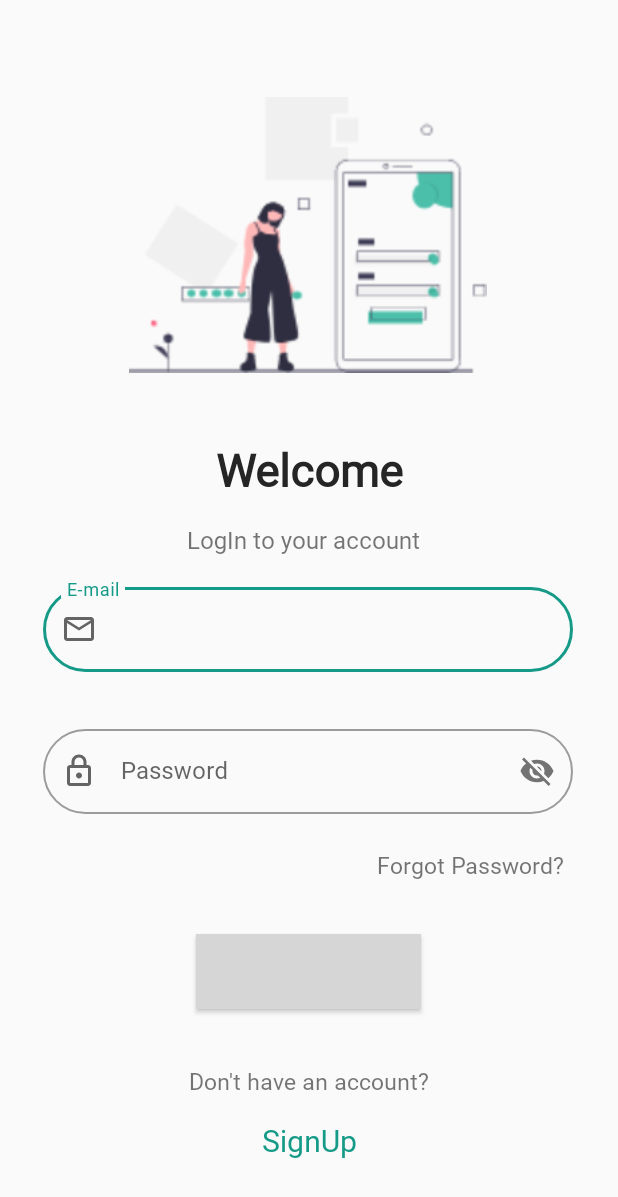
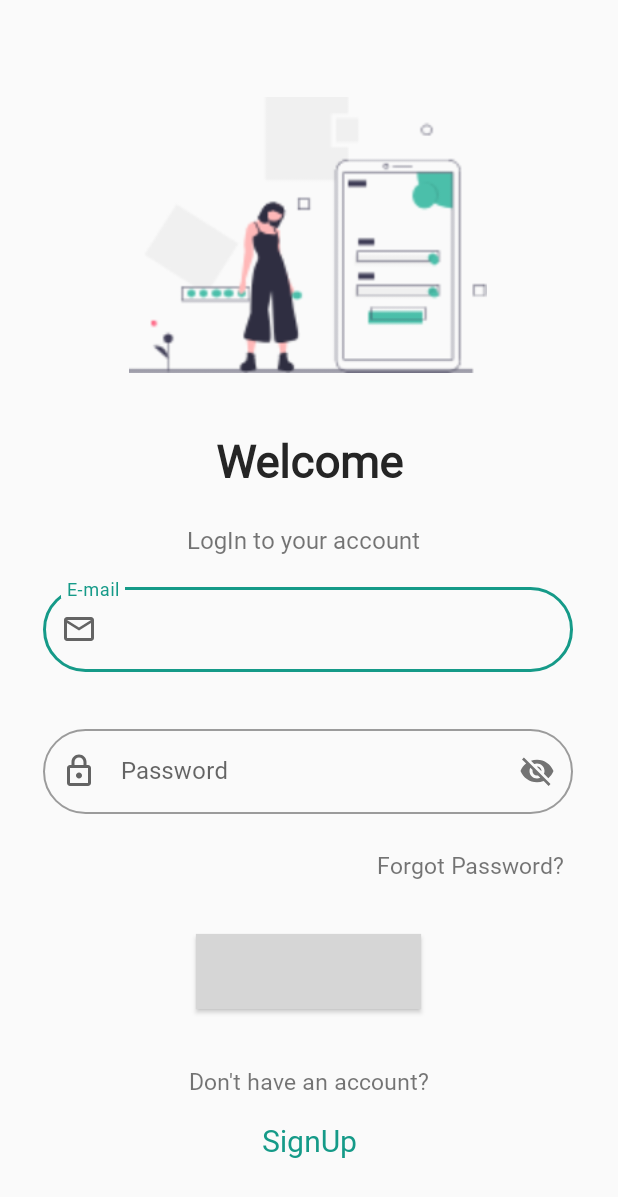
Before and after one commit to isahilgupta1306/floxum_mobile, an Android app: the newLoginPage screen opened directly, with no data from a screen before it, on a phone screen of 412 x 824 dp. Shown: the top 1197 px of the screen. Run offline under Robolectric (Android 15) with nearby library versions, the phone set to English and light mode, and no system bars; grey boxes are pictures that could not be loaded.

Commit message:
New login Page by Deepak's design 1

```diff
--- a/app/src/main/res/layout/activity_new_login_page.xml
+++ b/app/src/main/res/layout/activity_new_login_page.xml
@@ -88,8 +88,8 @@
         app:layout_constraintBottom_toTopOf="@+id/login_text"
         app:layout_constraintEnd_toEndOf="parent"
         app:layout_constraintStart_toStartOf="parent"
-        app:layout_constraintTop_toTopOf="parent"
-        app:layout_constraintVertical_bias="0.947" />
+        app:layout_constraintTop_toBottomOf="@+id/login_girl"
+        app:layout_constraintVertical_bias="0.645" />
 
     <TextView
         android:id="@+id/login_text"
```
